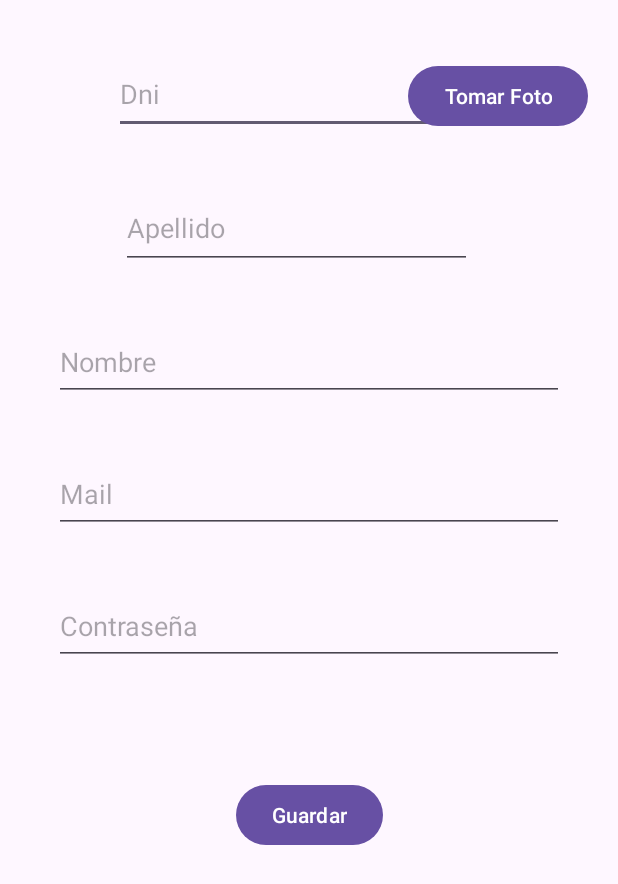
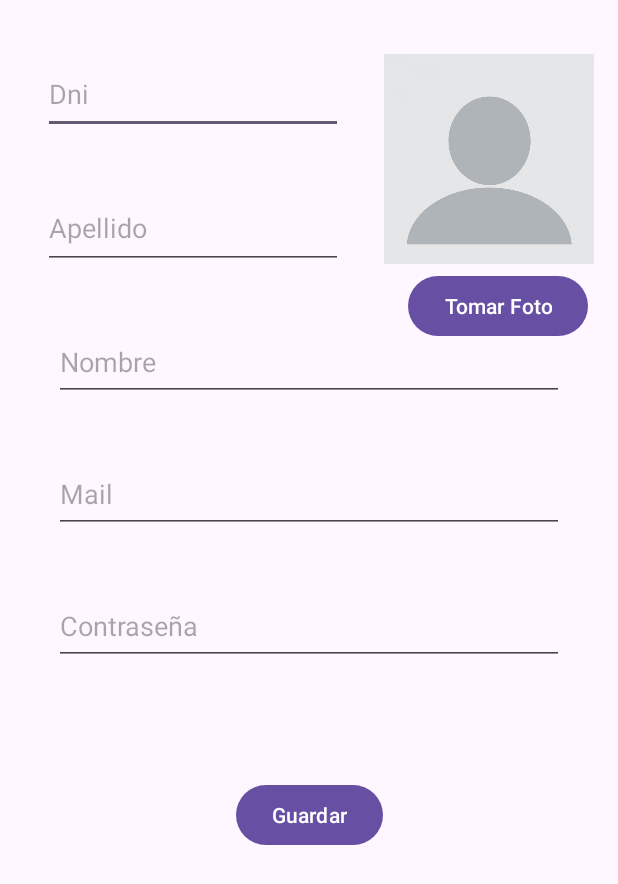
Before and after one commit to francarda/TP3Laboratorio3, an Android app: the RegistroActivity screen opened directly, with no data from a screen before it, on a phone screen of 412 x 824 dp. Shown: the top 884 px of the screen. Run offline under Robolectric (Android 15) with nearby library versions, the phone set to English and light mode, and no system bars.

Commit message:
terminado para entrega

```diff
--- a/app/src/main/java/com/example/tp3laboratorio3/RegistroActivity.java
+++ b/app/src/main/java/com/example/tp3laboratorio3/RegistroActivity.java
@@ -25,6 +25,7 @@ private Usuario usuarioActual = null;
         binding= ActivityRegistroBinding.inflate(getLayoutInflater());
         setContentView(binding.getRoot());
         vm= ViewModelProvider.AndroidViewModelFactory.getInstance(getApplication()).create(RegistroActivityViewModel.class);
+        binding.imageView.setImageResource(R.drawable.perfil);
         vm.getUsuarioM().observe(this, new Observer<Usuario>() {
             @Override
             public void onChanged(Usuario usuario) {
--- a/app/src/main/java/com/example/tp3laboratorio3/RegistroActivityViewModel.java
+++ b/app/src/main/java/com/example/tp3laboratorio3/RegistroActivityViewModel.java
@@ -133,44 +133,6 @@ public class RegistroActivityViewModel extends AndroidViewModel {
             }
         }
     }
-    /*public void ActualizarRegistrar(String dni, String apellido, String nombre, String correo, String contraseña) {
-
-        if(dni.isEmpty() || apellido.isEmpty() || nombre.isEmpty() || correo.isEmpty() || contraseña.isEmpty()){
-            Toast.makeText(context, "Debe llenar todos los campos", Toast.LENGTH_LONG).show();
-        }else{
-            Usuario usuario = new Usuario(dni, apellido, nombre, correo, contraseña);
-
-
-            if (this.correoF != null) {
-
-                this.correoF = ApiClient.ActualizarUsuario(context, usuario).getCorreo();
-
-                if(this.correoF != null) {
-                    Toast.makeText(context, "Actualizado con exito", Toast.LENGTH_LONG).show();
-                } else {
-                    Toast.makeText(context, "Error al actualizar", Toast.LENGTH_LONG).show();
-                }
-                this.cargarSesion(correoF);
-
-            } else {
-
-                this.correoF = ApiClient.registrar(context, usuario).getCorreo();
-
-
-
-                if (this.correoF != null) {
-                    Toast.makeText(context, "Registrado con exito", Toast.LENGTH_LONG).show();
-                } else {
-                    Toast.makeText(context, "Error al registrar", Toast.LENGTH_LONG).show();
-                }
-                this.cargarSesion(correoF);
-
-
-            }
-        }
-
-
-    }*/
 
 
 }
--- a/app/src/main/res/layout/activity_registro.xml
+++ b/app/src/main/res/layout/activity_registro.xml
@@ -8,7 +8,7 @@
 
     <EditText
         android:id="@+id/etDni"
-        android:layout_width="243dp"
+        android:layout_width="200dp"
         android:layout_height="53dp"
         android:layout_margin="36dp"
         android:ems="10"
@@ -21,7 +21,7 @@
 
     <EditText
         android:id="@+id/etApellido"
-        android:layout_width="234dp"
+        android:layout_width="200dp"
         android:layout_height="54dp"
         android:layout_margin="36dp"
         android:ems="10"
@@ -83,8 +83,8 @@
 
     <ImageView
         android:id="@+id/imageView"
-        android:layout_width="wrap_content"
-        android:layout_height="wrap_content"
+        android:layout_width="140dp"
+        android:layout_height="140dp"
         android:layout_marginTop="36dp"
         android:layout_marginEnd="16dp"
         app:layout_constraintEnd_toEndOf="parent"
```
Also changed, not shown: app/src/main/res/drawable/perfil.jpg (added).
